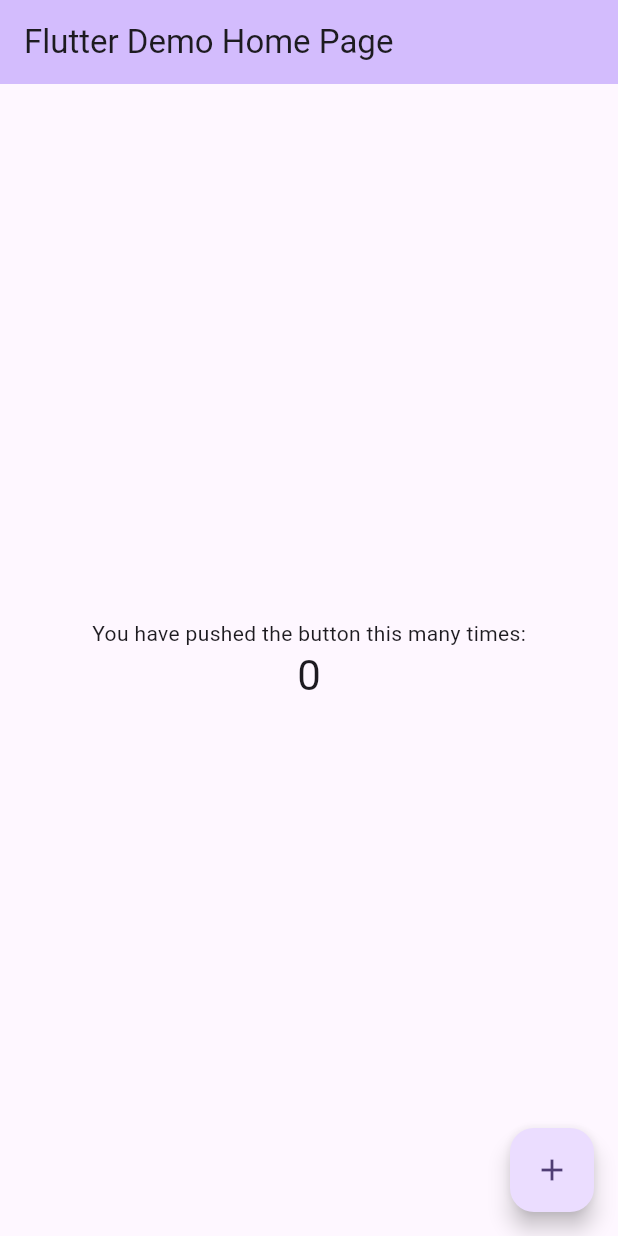
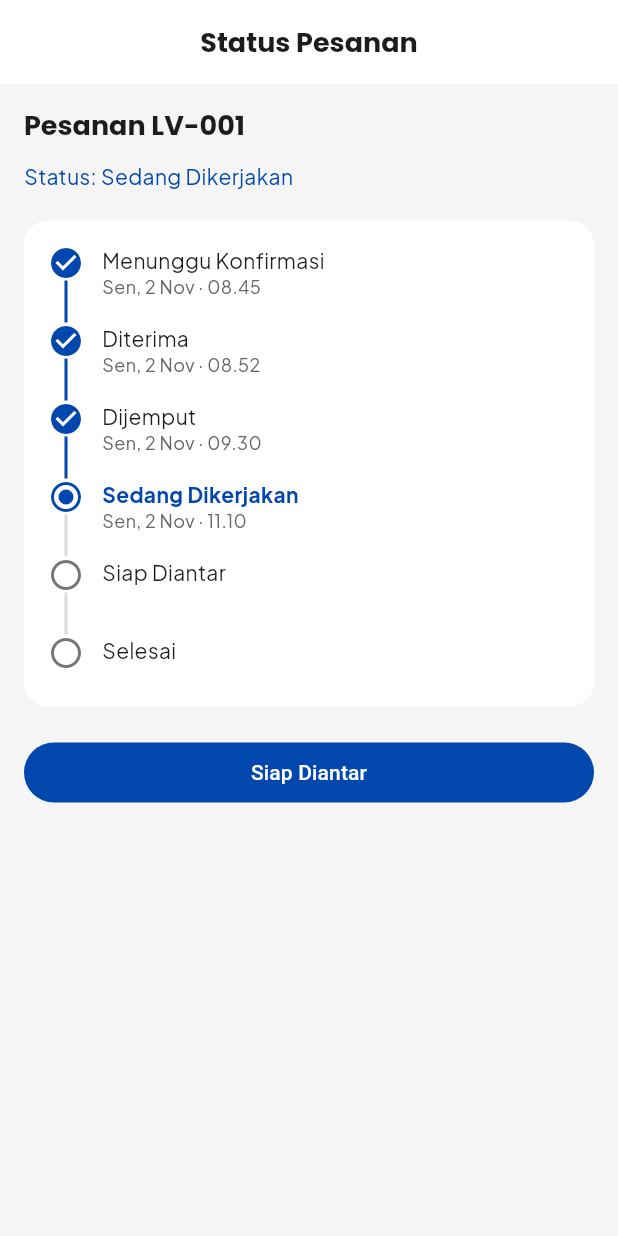
Before and after one commit to ridanXD/luvo, a Flutter app: the screen it shows after launch, on a phone screen of 412 x 824 dp. Run offline on Flutter 3.47's test engine with Material 3 defaults, Android fonts, the light colour scheme and no system bars; our stand-ins replace google_fonts.

Commit message:
menambahkan tampilan dan alur status pesanan

```diff
--- a/lib/main.dart
+++ b/lib/main.dart
@@ -1,4 +1,6 @@
 import 'package:flutter/material.dart';
+import 'pages/order_status_page.dart';
+import 'theme/app_theme.dart';
 
 void main() {
   runApp(const MyApp());
@@ -7,116 +9,12 @@ void main() {
 class MyApp extends StatelessWidget {
   const MyApp({super.key});
 
-  // This widget is the root of your application.
   @override
   Widget build(BuildContext context) {
     return MaterialApp(
-      title: 'Flutter Demo',
-      theme: ThemeData(
-        // This is the theme of your application.
-        //
-        // TRY THIS: Try running your application with "flutter run". You'll see
-        // the application has a purple toolbar. Then, without quitting the app,
-        // try changing the seedColor in the colorScheme below to Colors.green
-        // and then invoke "hot reload" (save your changes or press the "hot
-        // reload" button in a Flutter-supported IDE, or press "r" if you used
-        // the command line to start the app).
-        //
-        // Notice that the counter didn't reset back to zero; the application
-        // state is not lost during the reload. To reset the state, use hot
-        // restart instead.
-        //
-        // This works for code too, not just values: Most code changes can be
-        // tested with just a hot reload.
-        colorScheme: .fromSeed(seedColor: Colors.deepPurple),
-      ),
-      home: const MyHomePage(title: 'Flutter Demo Home Page'),
+      debugShowCheckedModeBanner: false,
+      theme: AppTheme.lightTheme,
+      home: const OrderStatusPage(),
     );
   }
 }
-
-class MyHomePage extends StatefulWidget {
-  const MyHomePage({super.key, required this.title});
-
-  // This widget is the home page of your application. It is stateful, meaning
-  // that it has a State object (defined below) that contains fields that affect
-  // how it looks.
-
-  // This class is the configuration for the state. It holds the values (in this
-  // case the title) provided by the parent (in this case the App widget) and
-  // used by the build method of the State. Fields in a Widget subclass are
-  // always marked "final".
-
-  final String title;
-
-  @override
-  State<MyHomePage> createState() => _MyHomePageState();
-}
-
-class _MyHomePageState extends State<MyHomePage> {
-  int _counter = 0;
-
-  void _incrementCounter() {
-    setState(() {
-      // This call to setState tells the Flutter framework that something has
-      // changed in this State, which causes it to rerun the build method below
-      // so that the display can reflect the updated values. If we changed
-      // _counter without calling setState(), then the build method would not be
-      // called again, and so nothing would appear to happen.
-      _counter++;
-    });
-  }
-
-  @override
-  Widget build(BuildContext context) {
-    // This method is rerun every time setState is called, for instance as done
-    // by the _incrementCounter method above.
-    //
-    // The Flutter framework has been optimized to make rerunning build methods
-    // fast, so that you can just rebuild anything that needs updating rather
-    // than having to individually change instances of widgets.
-    return Scaffold(
-      appBar: AppBar(
-        // TRY THIS: Try changing the color here to a specific color (to
-        // Colors.amber, perhaps?) and trigger a hot reload to see the AppBar
-        // change color while the other colors stay the same.
-        backgroundColor: Theme.of(context).colorScheme.inversePrimary,
-        // Here we take the value from the MyHomePage object that was created by
-        // the App.build method, and use it to set our appbar title.
-        title: Text(widget.title),
-      ),
-      body: Center(
-        // Center is a layout widget. It takes a single child and positions it
-        // in the middle of the parent.
-        child: Column(
-          // Column is also a layout widget. It takes a list of children and
-          // arranges them vertically. By default, it sizes itself to fit its
-          // children horizontally, and tries to be as tall as its parent.
-          //
-          // Column has various properties to control how it sizes itself and
-          // how it positions its children. Here we use mainAxisAlignment to
-          // center the children vertically; the main axis here is the vertical
-          // axis because Columns are vertical (the cross axis would be
-          // horizontal).
-          //
-          // TRY THIS: Invoke "debug painting" (choose the "Toggle Debug Paint"
-          // action in the IDE, or press "p" in the console), to see the
-          // wireframe for each widget.
-          mainAxisAlignment: .center,
-          children: [
-            const Text('You have pushed the button this many times:'),
-            Text(
-              '$_counter',
-              style: Theme.of(context).textTheme.headlineMedium,
-            ),
-          ],
-        ),
-      ),
-      floatingActionButton: FloatingActionButton(
-        onPressed: _incrementCounter,
-        tooltip: 'Increment',
-        child: const Icon(Icons.add),
-      ),
-    );
-  }
-}
--- /dev/null
+++ b/lib/pages/order_status_page.dart
@@ -0,0 +1,91 @@
+import 'package:flutter/material.dart';
+import '../theme/app_colors.dart';
+
+class OrderStatusPage extends StatefulWidget {
+  const OrderStatusPage({super.key});
+  @override
+  State<OrderStatusPage> createState() => _OrderStatusPageState();
+}
+
+class _OrderStatusPageState extends State<OrderStatusPage> {
+  int currentStep = 3;
+  bool isMitra = true;
+
+  final status = [
+    'Menunggu Konfirmasi', 'Diterima', 'Dijemput',
+    'Sedang Dikerjakan', 'Siap Diantar', 'Selesai',
+  ];
+
+  final waktu = [
+    'Sen, 2 Nov · 08.45', 'Sen, 2 Nov · 08.52',
+    'Sen, 2 Nov · 09.30', 'Sen, 2 Nov · 11.10',
+    'Sel, 3 Nov · 15.30', 'Sel, 3 Nov · 16.00',
+  ];
+
+  void _maju() => setState(() => currentStep++);
+
+  @override
+  Widget build(BuildContext context) {
+    return Scaffold(
+      backgroundColor: AppColors.background,
+      appBar: AppBar(
+        title: const Text('Status Pesanan'),
+        centerTitle: true,
+        backgroundColor: AppColors.putih,
+        surfaceTintColor: AppColors.putih,
+        elevation: 0,
+      ),
+      body: ListView(padding: const EdgeInsets.all(16), children: [
+        Text('Pesanan LV-001', style: Theme.of(context).textTheme.titleLarge),
+        const SizedBox(height: 12),
+        Text('Status: ${status[currentStep]}',
+            style: const TextStyle(color: AppColors.secondary)),
+        const SizedBox(height: 20),
+        Container(
+          padding: const EdgeInsets.all(16),
+          decoration: BoxDecoration(color: AppColors.putih,
+              borderRadius: BorderRadius.circular(16)),
+          child: Column(children: List.generate(status.length, (i) {
+            final selesai = i <= currentStep;
+            return Row(crossAxisAlignment: CrossAxisAlignment.start, children: [
+              Column(children: [
+                Icon(currentStep == status.length - 1 || i < currentStep
+                    ? Icons.check_circle : i == currentStep
+                    ? Icons.radio_button_checked : Icons.circle_outlined,
+                  color: selesai ? AppColors.secondary : AppColors.teksAbu),
+                if (i < status.length - 1)
+                  Container(width: 2, height: 28,
+                    color: currentStep == status.length - 1 || i < currentStep
+                        ? AppColors.secondary : AppColors.primary),
+              ]),
+              const SizedBox(width: 12),
+              Expanded(child: Padding(
+                padding: const EdgeInsets.only(bottom: 12),
+                child: Column(crossAxisAlignment: CrossAxisAlignment.start,
+                    children: [
+                  Text(status[i], style: TextStyle(
+                    fontWeight: i == currentStep ? FontWeight.bold : FontWeight.normal,
+                    color: i == currentStep ? AppColors.secondary : AppColors.teks)),
+                  if (selesai) Text(waktu[i],
+                    style: const TextStyle(fontSize: 12, color: Color(0xFF666666))),
+                ]),
+              )),
+            ]);
+          })),
+        ),
+        const SizedBox(height: 20),
+        if (isMitra)
+          currentStep == status.length - 1
+              ? const Center(child: Text('Pesanan selesai'))
+              : FilledButton(
+                  onPressed: _maju,
+                  style: FilledButton.styleFrom(
+                    backgroundColor: AppColors.secondary,
+                    foregroundColor: AppColors.putih,
+                  ),
+                  child: Text(status[currentStep + 1]),
+                ),
+      ]),
+    );
+  }
+}
```
